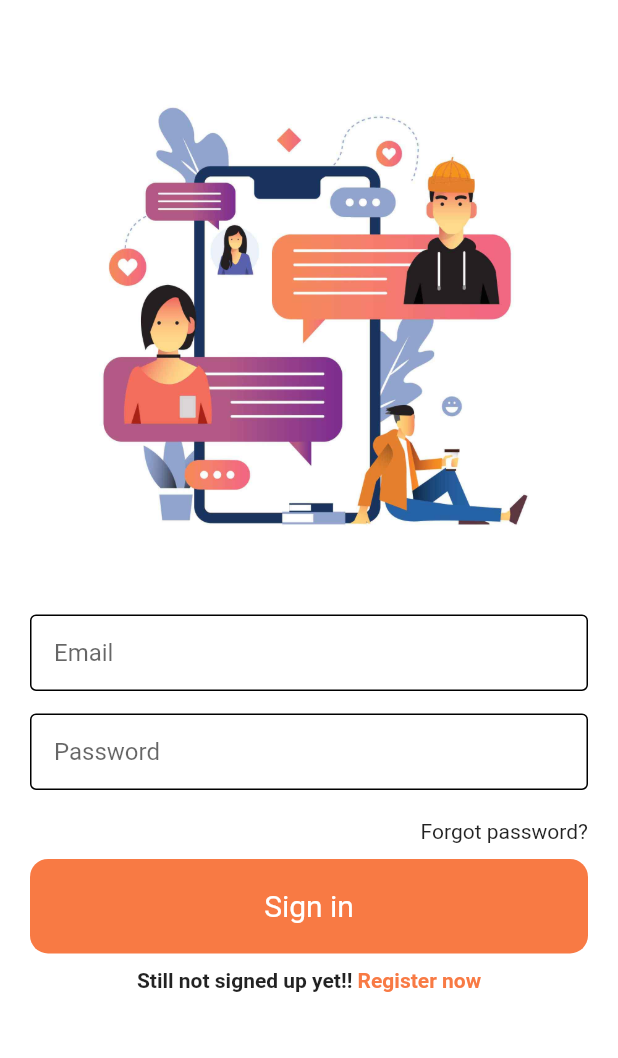
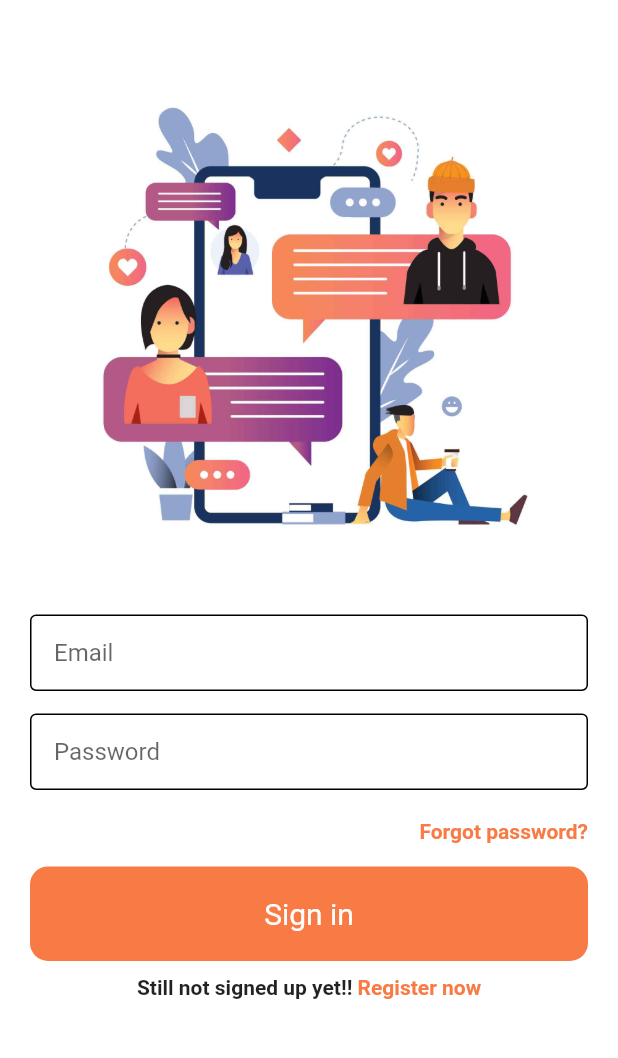
Before and after one commit to Sounak10/whatsapp-clone, a Flutter app: the screen it shows after launch, on a phone screen of 412 x 824 dp, the part 93-1151 px from its top. Run offline on Flutter 3.47's test engine with Material 2 defaults, Android fonts, the phone set to English and light mode, and no system bars; our stand-ins replace eva_icons_flutter, firebase_auth, firebase_core; accounts and stored records are empty.

Commit message:
Forgot password added

```diff
--- a/lib/screens/signup_screen.dart
+++ b/lib/screens/signup_screen.dart
@@ -1,6 +1,8 @@
 import 'package:firebase_auth/firebase_auth.dart';
 import 'package:wap_clone/components/login_field.dart';
 import 'package:flutter/material.dart';
+
+import 'forgot_pw_page.dart';
 
 class SignupScreen extends StatefulWidget {
   final VoidCallback showRegisterPage;
@@ -95,11 +97,22 @@ class _SignupScreenState extends State<SignupScreen> {
                       Row(
                         mainAxisAlignment: MainAxisAlignment.end,
                         children: [
-                          Text("Forgot password?"),
+                          GestureDetector(
+                            onTap: () {
+                              Navigator.push(context,
+                                  MaterialPageRoute(builder: (context) {
+                                return ForgotPassword();
+                              }));
+                            },
+                            child: Text("Forgot password?",
+                                style: TextStyle(
+                                    fontWeight: FontWeight.bold,
+                                    color: Color(0xFFF87A44))),
+                          ),
                         ],
                       ),
                       SizedBox(
-                        height: 10,
+                        height: 15,
                       ),
                       GestureDetector(
                         onTap: signIn,
```
Also changed, not shown: lib/screens/forgot_pw_page.dart (added, +76 -0 lines).
